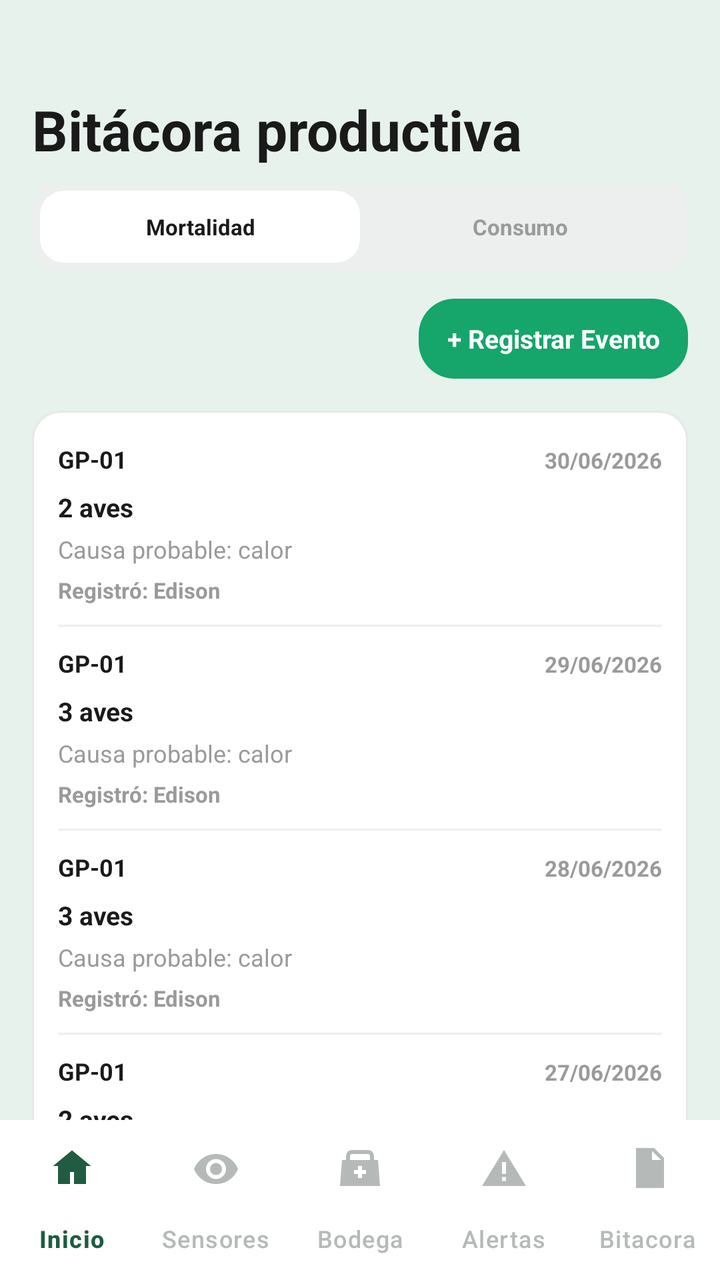
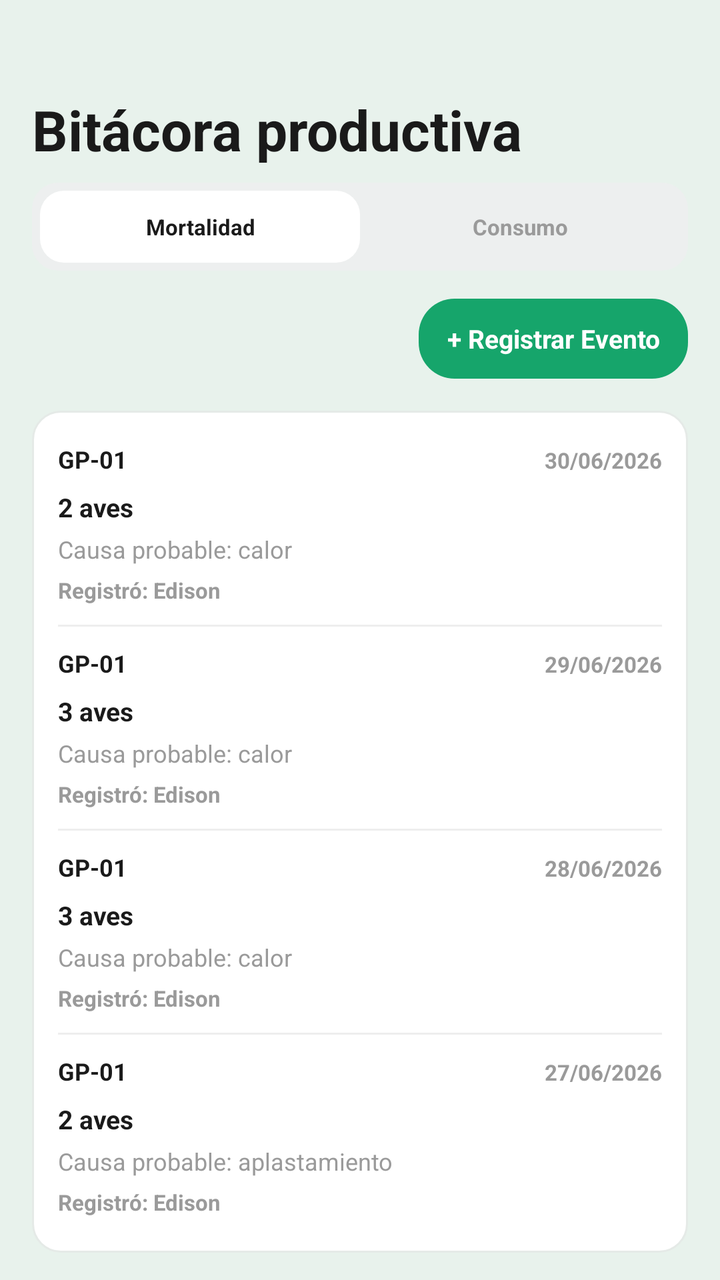

Two renders of the same Android screen: before a commit and after it. Below are the layout's source before the change and the commit's diff.
<!-- AndroidManifest.xml: application theme Theme.Avisensandroid -->
<!-- res/layout/po06_bitacora_mortalidad_op.xml -->
<?xml version="1.0" encoding="utf-8"?>
<androidx.constraintlayout.widget.ConstraintLayout
    xmlns:android="http://schemas.android.com/apk/res/android"
    xmlns:app="http://schemas.android.com/apk/res-auto"
    xmlns:tools="http://schemas.android.com/tools"
    android:layout_width="match_parent"
    android:layout_height="match_parent"
    android:background="@color/bg_app">

    
    <androidx.core.widget.NestedScrollView
        android:id="@+id/scrollBitacora"
        android:layout_width="0dp"
        android:layout_height="0dp"
        android:fillViewport="true"
        android:clipToPadding="false"
        android:paddingStart="16dp"
        android:paddingEnd="16dp"
        android:paddingTop="18dp"
        android:paddingBottom="90dp"
        app:layout_constraintTop_toTopOf="parent"
        app:layout_constraintStart_toStartOf="parent"
        app:layout_constraintEnd_toEndOf="parent"
        app:layout_constraintBottom_toTopOf="@id/bottomNav">

        <LinearLayout
            android:layout_width="match_parent"
            android:layout_height="wrap_content"
            android:layout_marginTop="8dp"
            android:orientation="vertical">

            
            <TextView
                android:layout_width="wrap_content"
                android:layout_height="wrap_content"
                android:text="Bitácora productiva"
                android:textColor="@color/text_primary"
                android:textSize="28sp"
                android:layout_marginTop="20dp"
                android:textStyle="bold" />

            
            <LinearLayout
                android:id="@+id/tabsBitacora"
                android:layout_width="match_parent"
                android:layout_height="44dp"
                android:layout_marginTop="8dp"
                android:background="@drawable/bg_bitacora_tabs"
                android:orientation="horizontal"
                android:padding="4dp">

                
                <TextView
                    android:id="@+id/tabMortalidad"
                    android:layout_width="0dp"
                    android:layout_height="match_parent"
                    android:layout_weight="1"
                    android:background="@drawable/bg_bitacora_tab_selected"
                    android:gravity="center"
                    android:text="Mortalidad"
                    android:textColor="@color/text_primary"
                    android:textSize="11sp"
                    android:textStyle="bold" />

                
                <TextView
                    android:id="@+id/tbnConsumo"
                    android:layout_width="0dp"
                    android:layout_height="match_parent"
                    android:layout_weight="1"
                    android:gravity="center"
                    android:text="Consumo"
                    android:textColor="@color/text_secondary"
                    android:textSize="11sp"
                    android:textStyle="bold" />

            </LinearLayout>

            
            <LinearLayout
                android:layout_width="match_parent"
                android:layout_height="wrap_content"
                android:gravity="end"
                android:layout_marginTop="14dp">

                <TextView
                    android:id="@+id/btnRegistrarEvento"
                    android:layout_width="wrap_content"
                    android:layout_height="40dp"
                    android:background="@drawable/bg_bitacora_button"
                    android:gravity="center"
                    android:paddingStart="14dp"
                    android:paddingEnd="14dp"
                    android:text="+ Registrar Evento"
                    android:textColor="@android:color/white"
                    android:textSize="13sp"
                    android:textStyle="bold" />

            </LinearLayout>

            
            <LinearLayout
                android:id="@+id/containerRegistros"
                android:layout_width="match_parent"
                android:layout_height="wrap_content"
                android:layout_marginTop="16dp"
                android:background="@drawable/bg_bitacora_card"
                android:orientation="vertical"
                android:paddingStart="13dp"
                android:paddingEnd="13dp"
                android:paddingTop="8dp"
                android:paddingBottom="8dp">

                
                <LinearLayout
                    android:layout_width="match_parent"
                    android:layout_height="wrap_content"
                    android:orientation="vertical"
                    android:paddingTop="8dp"
                    android:paddingBottom="10dp">

                    <LinearLayout
                        android:layout_width="match_parent"
                        android:layout_height="wrap_content"
                        android:orientation="horizontal">

                        <TextView
                            android:layout_width="0dp"
                            android:layout_height="wrap_content"
                            android:layout_weight="1"
                            android:text="GP-01"
                            android:textColor="@color/text_primary"
                            android:textSize="12sp"
                            android:textStyle="bold" />

                        <TextView
                            android:layout_width="wrap_content"
                            android:layout_height="wrap_content"
                            android:text="30/06/2026"
                            android:textColor="@color/text_secondary"
                            android:textSize="11sp"
                            android:textStyle="bold" />

                    </LinearLayout>

                    <TextView
                        android:layout_width="wrap_content"
                        android:layout_height="wrap_content"
                        android:layout_marginTop="7dp"
                        android:text="2 aves"
                        android:textColor="@color/text_primary"
                        android:textSize="13sp"
                        android:textStyle="bold" />

                    <TextView
                        android:layout_width="wrap_content"
                        android:layout_height="wrap_content"
                        android:layout_marginTop="4dp"
                        android:text="Causa probable: calor"
                        android:textColor="@color/text_secondary"
                        android:textSize="12sp" />

                    <TextView
                        android:layout_width="wrap_content"
                        android:layout_height="wrap_content"
                        android:layout_marginTop="5dp"
                        android:text="Registró: Edison"
                        android:textColor="@color/text_secondary"
                        android:textSize="11sp"
                        android:textStyle="bold" />

                </LinearLayout>

                
                <View
                    android:layout_width="match_parent"
                    android:layout_height="1dp"
                    android:background="#EEEEEE" />

                
                <LinearLayout
                    android:layout_width="match_parent"
                    android:layout_height="wrap_content"
                    android:orientation="vertical"
                    android:paddingTop="10dp"
                    android:paddingBottom="10dp">

                    <LinearLayout
                        android:layout_width="match_parent"
                        android:layout_height="wrap_content"
                        android:orientation="horizontal">

                        <TextView
                            android:layout_width="0dp"
                            android:layout_height="wrap_content"
                            android:layout_weight="1"
                            android:text="GP-01"
                            android:textColor="@color/text_primary"
                            android:textSize="12sp"
                            android:textStyle="bold" />

                        <TextView
                            android:layout_width="wrap_content"
                            android:layout_height="wrap_content"
                            android:text="29/06/2026"
                            android:textColor="@color/text_secondary"
                            android:textSize="11sp"
                            android:textStyle="bold" />

                    </LinearLayout>

                    <TextView
                        android:layout_width="wrap_content"
                        android:layout_height="wrap_content"
                        android:layout_marginTop="7dp"
                        android:text="3 aves"
                        android:textColor="@color/text_primary"
                        android:textSize="13sp"
                        android:textStyle="bold" />

                    <TextView
                        android:layout_width="wrap_content"
                        android:layout_height="wrap_content"
                        android:layout_marginTop="4dp"
                        android:text="Causa probable: calor"
                        android:textColor="@color/text_secondary"
                        android:textSize="12sp" />

                    <TextView
                        android:layout_width="wrap_content"
                        android:layout_height="wrap_content"
                        android:layout_marginTop="5dp"
                        android:text="Registró: Edison"
                        android:textColor="@color/text_secondary"
                        android:textSize="11sp"
                        android:textStyle="bold" />

                </LinearLayout>

                
                <View
                    android:layout_width="match_parent"
                    android:layout_height="1dp"
                    android:background="#EEEEEE" />

                
                <LinearLayout
                    android:layout_width="match_parent"
                    android:layout_height="wrap_content"
                    android:orientation="vertical"
                    android:paddingTop="10dp"
                    android:paddingBottom="10dp">

                    <LinearLayout
                        android:layout_width="match_parent"
                        android:layout_height="wrap_content"
                        android:orientation="horizontal">

                        <TextView
                            android:layout_width="0dp"
                            android:layout_height="wrap_content"
                            android:layout_weight="1"
                            android:text="GP-01"
                            android:textColor="@color/text_primary"
                            android:textSize="12sp"
                            android:textStyle="bold" />

                        <TextView
                            android:layout_width="wrap_content"
                            android:layout_height="wrap_content"
                            android:text="28/06/2026"
                            android:textColor="@color/text_secondary"
                            android:textSize="11sp"
                            android:textStyle="bold" />

                    </LinearLayout>

                    <TextView
                        android:layout_width="wrap_content"
                        android:layout_height="wrap_content"
                        android:layout_marginTop="7dp"
                        android:text="3 aves"
                        android:textColor="@color/text_primary"
                        android:textSize="13sp"
                        android:textStyle="bold" />

                    <TextView
                        android:layout_width="wrap_content"
                        android:layout_height="wrap_content"
                        android:layout_marginTop="4dp"
                        android:text="Causa probable: calor"
                        android:textColor="@color/text_secondary"
                        android:textSize="12sp" />

                    <TextView
                        android:layout_width="wrap_content"
                        android:layout_height="wrap_content"
                        android:layout_marginTop="5dp"
                        android:text="Registró: Edison"
                        android:textColor="@color/text_secondary"
                        android:textSize="11sp"
                        android:textStyle="bold" />

                </LinearLayout>

                
                <View
                    android:layout_width="match_parent"
                    android:layout_height="1dp"
                    android:background="#EEEEEE" />

                
                <LinearLayout
                    android:layout_width="match_parent"
                    android:layout_height="wrap_content"
                    android:orientation="vertical"
                    android:paddingTop="10dp"
                    android:paddingBottom="10dp">

                    <LinearLayout
                        android:layout_width="match_parent"
                        android:layout_height="wrap_content"
                        android:orientation="horizontal">

                        <TextView
                            android:layout_width="0dp"
                            android:layout_height="wrap_content"
                            android:layout_weight="1"
                            android:text="GP-01"
                            android:textColor="@color/text_primary"
                            android:textSize="12sp"
                            android:textStyle="bold" />

                        <TextView
                            android:layout_width="wrap_content"
                            android:layout_height="wrap_content"
                            android:text="27/06/2026"
                            android:textColor="@color/text_secondary"
                            android:textSize="11sp"
                            android:textStyle="bold" />

                    </LinearLayout>

                    <TextView
                        android:layout_width="wrap_content"
                        android:layout_height="wrap_content"
                        android:layout_marginTop="7dp"
                        android:text="2 aves"
                        android:textColor="@color/text_primary"
                        android:textSize="13sp"
                        android:textStyle="bold" />

                    <TextView
                        android:layout_width="wrap_content"
                        android:layout_height="wrap_content"
                        android:layout_marginTop="4dp"
                        android:text="Causa probable: aplastamiento"
                        android:textColor="@color/text_secondary"
                        android:textSize="12sp" />

                    <TextView
                        android:layout_width="wrap_content"
                        android:layout_height="wrap_content"
                        android:layout_marginTop="5dp"
                        android:text="Registró: Edison"
                        android:textColor="@color/text_secondary"
                        android:textSize="11sp"
                        android:textStyle="bold" />

                </LinearLayout>

            </LinearLayout>

        </LinearLayout>

    </androidx.core.widget.NestedScrollView>

    
    <com.google.android.material.bottomnavigation.BottomNavigationView
        android:id="@+id/bottomNav"
        android:layout_width="0dp"
        android:layout_height="wrap_content"
        android:background="@color/white"
        app:itemIconTint="@color/nav_item_color"
        app:itemTextColor="@color/nav_item_color"
        app:itemRippleColor="@android:color/transparent"
        app:labelVisibilityMode="labeled"
        app:menu="@menu/bottom_nav_menu"
        app:layout_constraintStart_toStartOf="parent"
        app:layout_constraintEnd_toEndOf="parent"
        app:layout_constraintBottom_toBottomOf="parent" />



</androidx.constraintlayout.widget.ConstraintLayout>
<!-- resources referenced by this layout -->
<resources>
  <color name="bg_app">#E8F2EC</color>
  <color name="text_primary">#1A1A1A</color>
  <color name="text_secondary">#9A9A9A</color>
  <color name="white">#FFFFFF</color>
  <!-- drawable bg_bitacora_button (drawable) -->
  <?xml version="1.0" encoding="utf-8"?>
  <shape xmlns:android="http://schemas.android.com/apk/res/android"
      android:shape="rectangle">
  
      <solid android:color="#16A56B" />
  
      <corners android:radius="18dp" />
  
  </shape>
  <!-- drawable bg_bitacora_card (drawable) -->
  <?xml version="1.0" encoding="utf-8"?>
  <shape xmlns:android="http://schemas.android.com/apk/res/android"
      android:shape="rectangle">
  
      <solid android:color="@color/white" />
  
      <corners android:radius="14dp" />
  
      <stroke
          android:width="1dp"
          android:color="#E5EAE7" />
  
  </shape>
  <!-- drawable bg_bitacora_tab_selected (drawable) -->
  <?xml version="1.0" encoding="utf-8"?>
  <shape xmlns:android="http://schemas.android.com/apk/res/android"
      android:shape="rectangle">
  
      <solid android:color="@color/white" />
  
      <corners android:radius="12dp" />
  
  </shape>
  <!-- drawable bg_bitacora_tabs (drawable) -->
  <?xml version="1.0" encoding="utf-8"?>
  <shape xmlns:android="http://schemas.android.com/apk/res/android"
      android:shape="rectangle">
  
      <solid android:color="#EDEFEF" />
  
      <corners android:radius="13dp" />
  
  </shape>
  <style name="Theme.Avisensandroid" parent="Base.Theme.Avisensandroid" />
  <style name="Base.Theme.Avisensandroid" parent="Theme.Material3.DayNight.NoActionBar">
          
          
      </style>
</resources>

<!-- the commit's change to res/layout/po06_bitacora_mortalidad_op.xml (unified diff, before → after) -->
@@ -21,7 +21,7 @@
         app:layout_constraintTop_toTopOf="parent"
         app:layout_constraintStart_toStartOf="parent"
         app:layout_constraintEnd_toEndOf="parent"
-        app:layout_constraintBottom_toTopOf="@id/bottomNav">
+        app:layout_constraintBottom_toBottomOf="parent">
 
         <LinearLayout
             android:layout_width="match_parent"
@@ -375,21 +375,4 @@
 
     </androidx.core.widget.NestedScrollView>
 
-    
-    <com.google.android.material.bottomnavigation.BottomNavigationView
-        android:id="@+id/bottomNav"
-        android:layout_width="0dp"
-        android:layout_height="wrap_content"
-        android:background="@color/white"
-        app:itemIconTint="@color/nav_item_color"
-        app:itemTextColor="@color/nav_item_color"
-        app:itemRippleColor="@android:color/transparent"
-        app:labelVisibilityMode="labeled"
-        app:menu="@menu/bottom_nav_menu"
-        app:layout_constraintStart_toStartOf="parent"
-        app:layout_constraintEnd_toEndOf="parent"
-        app:layout_constraintBottom_toBottomOf="parent" />
-
-
-
 </androidx.constraintlayout.widget.ConstraintLayout>
